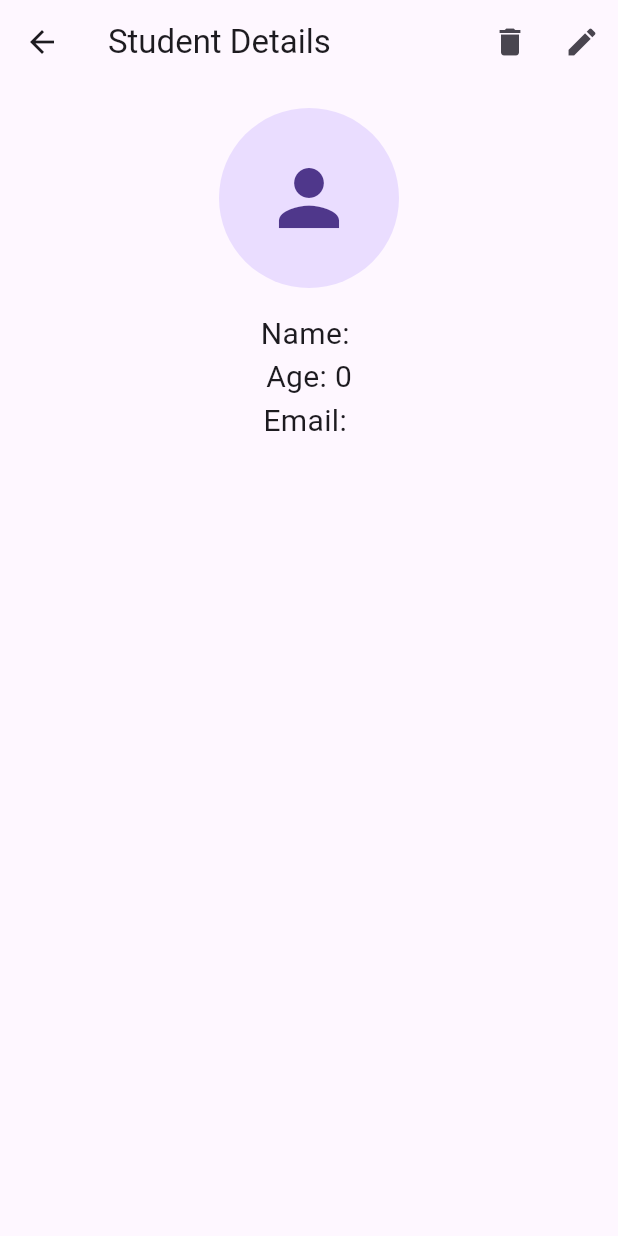
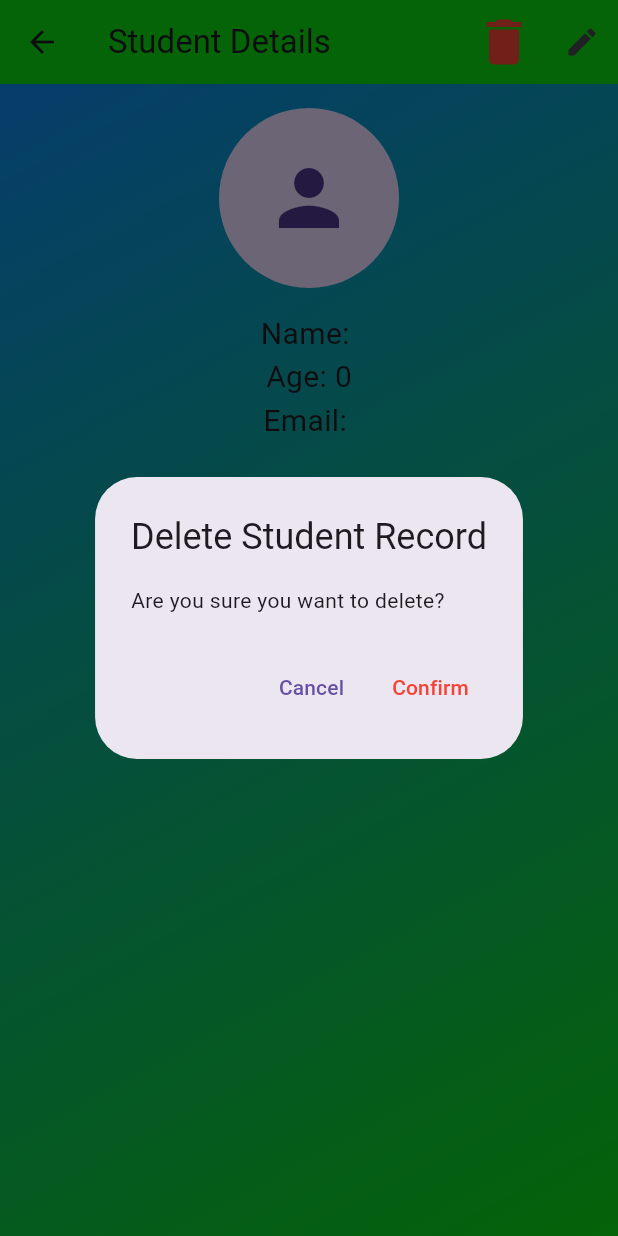
Before and after one commit to Sujin14/student_record, a Flutter app: the StudentDetailPage screen opened directly with empty values, after a tap on the "delete" icon, on a phone screen of 412 x 824 dp. Run offline on Flutter 3.47's test engine with Material 3 defaults, Android fonts, the phone set to English and light mode, and no system bars; our stand-ins replace hive, hive_flutter, image_picker; accounts and stored records are empty.

Commit message:
updated UI

```diff
--- /dev/null
+++ b/lib/pages/delete_student.dart
@@ -0,0 +1,27 @@
+import 'package:flutter/material.dart';
+import 'package:student_record_web/model/student_model.dart';
+
+void showDeleteConfirmation(BuildContext context, Student student) {
+    showDialog(
+      context: context,
+      builder: (BuildContext context) {
+        return AlertDialog(
+          title: const Text('Delete Student Record'),
+          content: const Text('Are you sure you want to delete?'),
+          actions: [
+            TextButton(
+              onPressed: () => Navigator.of(context).pop(),
+              child: const Text('Cancel'),
+            ),
+            TextButton(
+              onPressed: () {
+                student.delete();
+                Navigator.of(context).pop();
+              },
+              child: const Text('Confirm', style: TextStyle(color: Colors.red)),
+            ),
+          ],
+        );
+      },
+    );
+}
--- a/lib/pages/student_details_page.dart
+++ b/lib/pages/student_details_page.dart
@@ -1,13 +1,26 @@
-// Required for kIsWeb
 import 'package:flutter/material.dart';
 import 'package:student_record_web/model/student_model.dart';
+import 'package:student_record_web/pages/delete_student.dart';
 import 'package:student_record_web/pages/edit_student_page.dart';
 
-class StudentDetailPage extends StatelessWidget {
+class StudentDetailPage extends StatefulWidget {
   final Student student;
   const StudentDetailPage({required this.student, super.key});
 
-  void _deleteStudent(BuildContext context) {
+  @override
+  _StudentDetailPageState createState() => _StudentDetailPageState();
+}
+
+class _StudentDetailPageState extends State<StudentDetailPage> {
+  late Student student;
+
+  @override
+  void initState() {
+    super.initState();
+    student = widget.student;
+  }
+
+  void deleteStudent(BuildContext context) {
     student.delete();
     Navigator.pop(context);
   }
@@ -22,22 +35,43 @@ class StudentDetailPage extends StatelessWidget {
 
     return Scaffold(
       appBar: AppBar(
+        backgroundColor: Color.fromARGB(255, 11, 215, 17),
         title: const Text('Student Details'),
         actions: [
           IconButton(
-            icon: const Icon(Icons.delete),
-            onPressed: () => _deleteStudent(context),
+              icon: const Icon(Icons.delete, color: Colors.red, size: 40),
+              onPressed: () {
+                showDeleteConfirmation(context, student);
+              },
             ),
           IconButton(
             icon: const Icon(Icons.edit),
-            onPressed: () => Navigator.push(
+            onPressed: () async {
+              final updatedStudent = await Navigator.push(
                 context,
                 MaterialPageRoute(builder: (context) => EditStudentPage(student: student)),
-            ),
+              );
+
+              if (updatedStudent != null) {
+                setState(() {
+                  student = updatedStudent;
+                });
+              }
+            },
           ),
         ],
       ),
-      body: Center(
+      body: Container(
+        decoration: BoxDecoration(
+          gradient: LinearGradient(
+            colors: [
+              const Color.fromARGB(255, 11, 134, 234), const Color.fromARGB(255, 11, 215, 17)
+            ],
+            begin: Alignment.topLeft,
+            end: Alignment.bottomRight,
+          ),
+        ),
+        child: Center(
           child: Padding(
             padding: const EdgeInsets.all(16.0),
             child: Column(
@@ -55,6 +89,7 @@ class StudentDetailPage extends StatelessWidget {
             ),
           ),
         ),
+      ),
     );
   }
 }
--- /dev/null
+++ b/lib/pages/student_list.dart
@@ -0,0 +1,59 @@
+import 'package:flutter/material.dart';
+import 'package:student_record_web/model/student_model.dart';
+import 'package:student_record_web/pages/delete_student.dart';
+import 'package:student_record_web/pages/edit_student_page.dart';
+import 'package:student_record_web/pages/student_details_page.dart';
+
+class StudentCard extends StatelessWidget {
+  final Student student;
+  const StudentCard({required this.student, super.key});
+
+  @override
+  Widget build(BuildContext context) {
+    return Card(
+      color: Colors.greenAccent,
+      elevation: 5,
+      child: ListTile(
+        leading: CircleAvatar(
+          radius: 30,
+          backgroundImage: student.imageBytes != null
+              ? MemoryImage(student.imageBytes!)
+              : null,
+          child: student.imageBytes == null ? const Icon(Icons.person) : null,
+        ),
+        title: Text(
+          student.name,
+          style: const TextStyle(color: Colors.black, fontSize: 20),
+        ),
+        subtitle: Text('Age: ${student.age}\nEmail: ${student.email}'),
+        onTap: () => Navigator.push(
+          context,
+          MaterialPageRoute(
+              builder: (context) => StudentDetailPage(student: student)),
+        ),
+        trailing: Row(
+          mainAxisSize: MainAxisSize.min,
+          children: [
+            IconButton(
+              icon: const Icon(Icons.edit, color: Colors.black, size: 40),
+              onPressed: () {
+                Navigator.push(
+                  context,
+                  MaterialPageRoute(
+                    builder: (context) => EditStudentPage(student: student),
+                  ),
+                );
+              },
+            ),
+            IconButton(
+              icon: const Icon(Icons.delete, color: Colors.red, size: 40),
+              onPressed: () {
+                showDeleteConfirmation(context, student);
+              },
+            ),
+          ],
+        ),
+      ),
+    );
+  }
+}
```
Also changed, not shown: lib/pages/edit_student_page.dart (+19 -5 lines), lib/pages/home_page.dart (+83 -41 lines), lib/pages/student_grid.dart (added, +107 -0 lines). Lines whose indentation alone changed are shown as unchanged.
